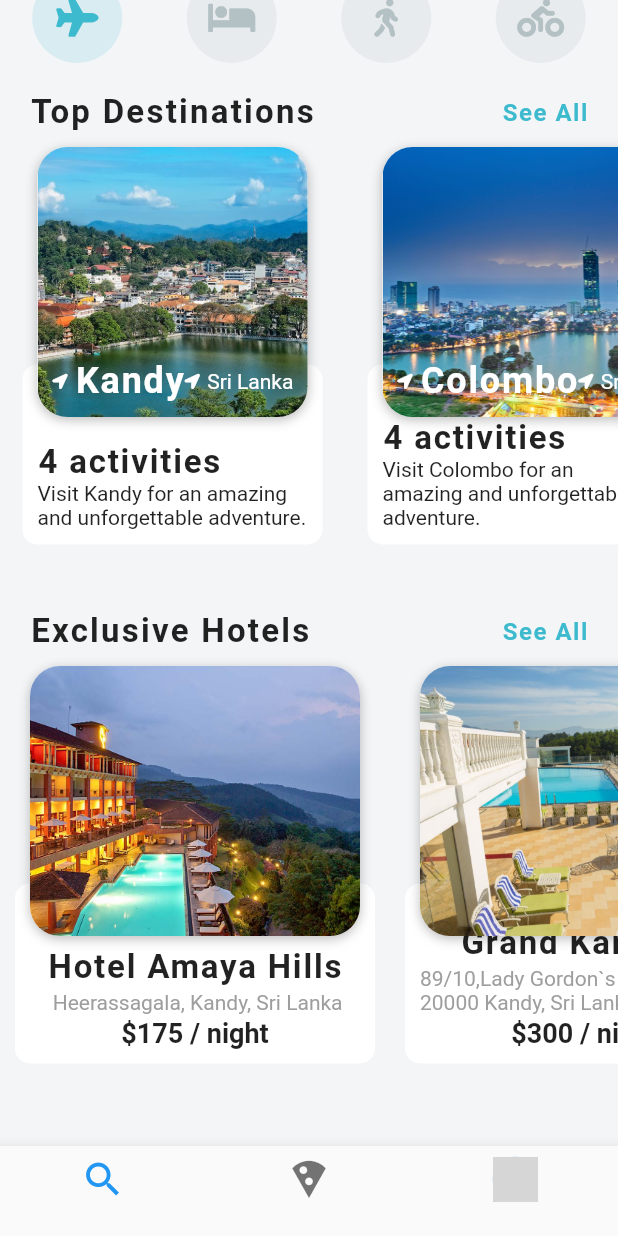
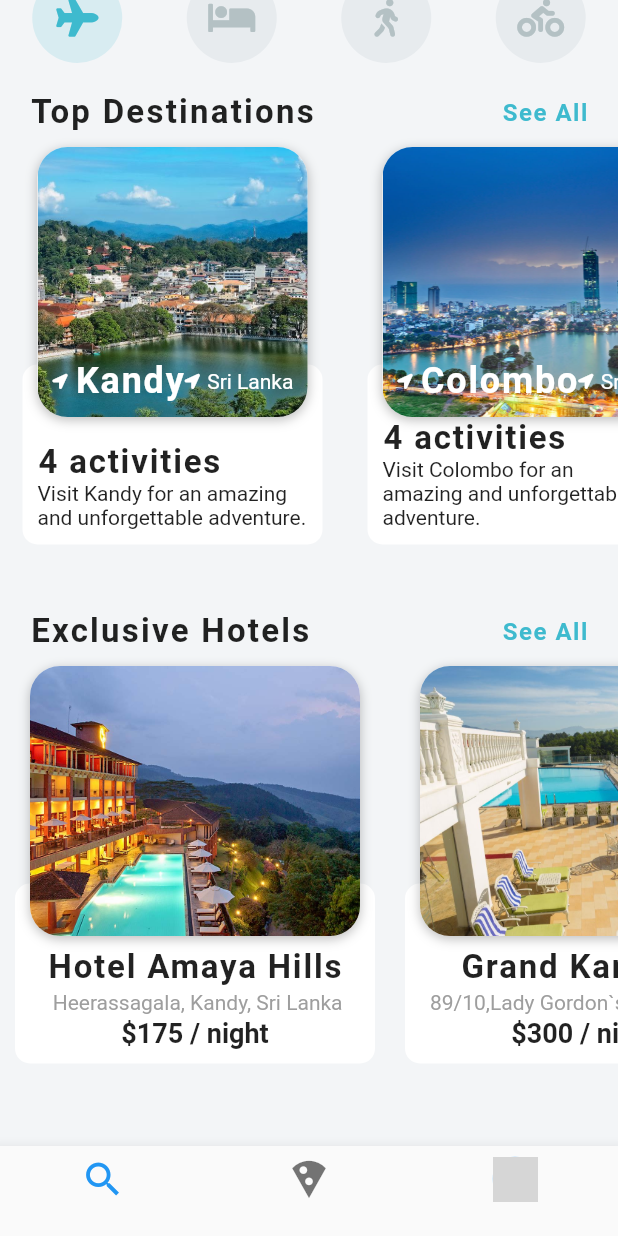
Before and after one commit to adithya0076/craftrips, a Flutter app: the screen it shows after launch, scrolled down 138 dp, on a phone screen of 412 x 824 dp. Run offline on Flutter 3.47's test engine with Material 2 defaults, Android fonts, the phone set to English and light mode, and no system bars; our stand-ins replace font_awesome_flutter, splashscreen; network calls fail; grey boxes are pictures that could not be loaded.

```diff
--- a/lib/main.dart
+++ b/lib/main.dart
@@ -1,6 +1,6 @@
 import 'package:Craftrips/screens/home_screen.dart';
 import 'package:flutter/material.dart';
-import 'dart:async';
+
 import 'package:splashscreen/splashscreen.dart';
 
 void main() => runApp(MyApp());
--- a/lib/models/hotel_model.dart
+++ b/lib/models/hotel_model.dart
@@ -22,19 +22,19 @@ final List<Hotel> hotels = [
   Hotel(
     imageUrl: 'assets/images/grandkandyan.jpg',
     name: 'Grand Kandyan',
-    address: '89/10,Lady Gordon`s Drive,Kandy, 20000 Kandy, Sri Lanka',
+    address: '89/10,Lady Gordon`s Drive,Kandy',
     price: 300,
   ),
   Hotel(
     imageUrl: 'assets/images/ozo.jpg',
     name: 'Hotel OZO',
-    address: 'No 31, Saranankara Mawatha,, 20000 Kandy, Sri Lanka ',
+    address: 'No 31, Saranankara Mawatha,Kandy',
     price: 240,
   ),
    Hotel(
     imageUrl: 'assets/images/mountblue.jpg',
     name: 'Mount Blue',
-    address: 'No-352/15, Dharmaraja Mawatha, Kandy, 20000',
+    address: 'No-352/15, Dharmaraja Mawatha,Kandy',
     price: 240,
   ),
 ];
```
Also changed, not shown: lib/screens/home_screen.dart (+9 -4 lines), lib/screens/restaurent_screen.dart (added, +59 -0 lines).
